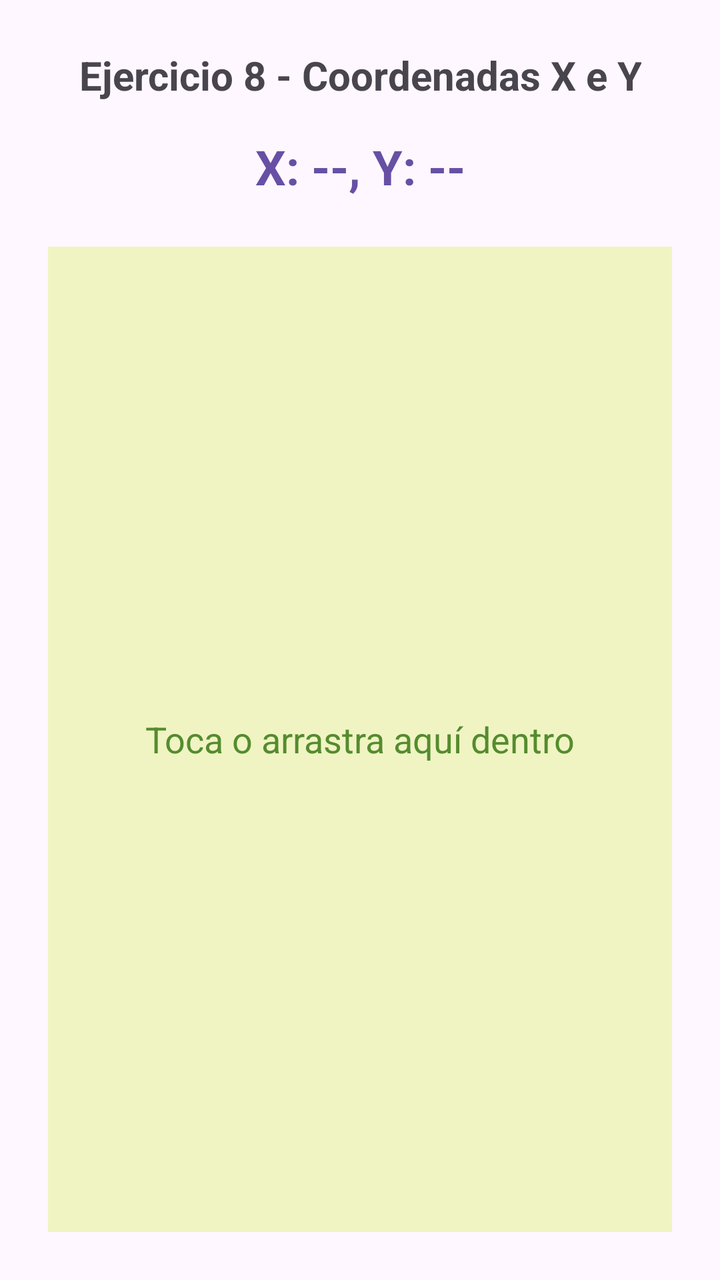
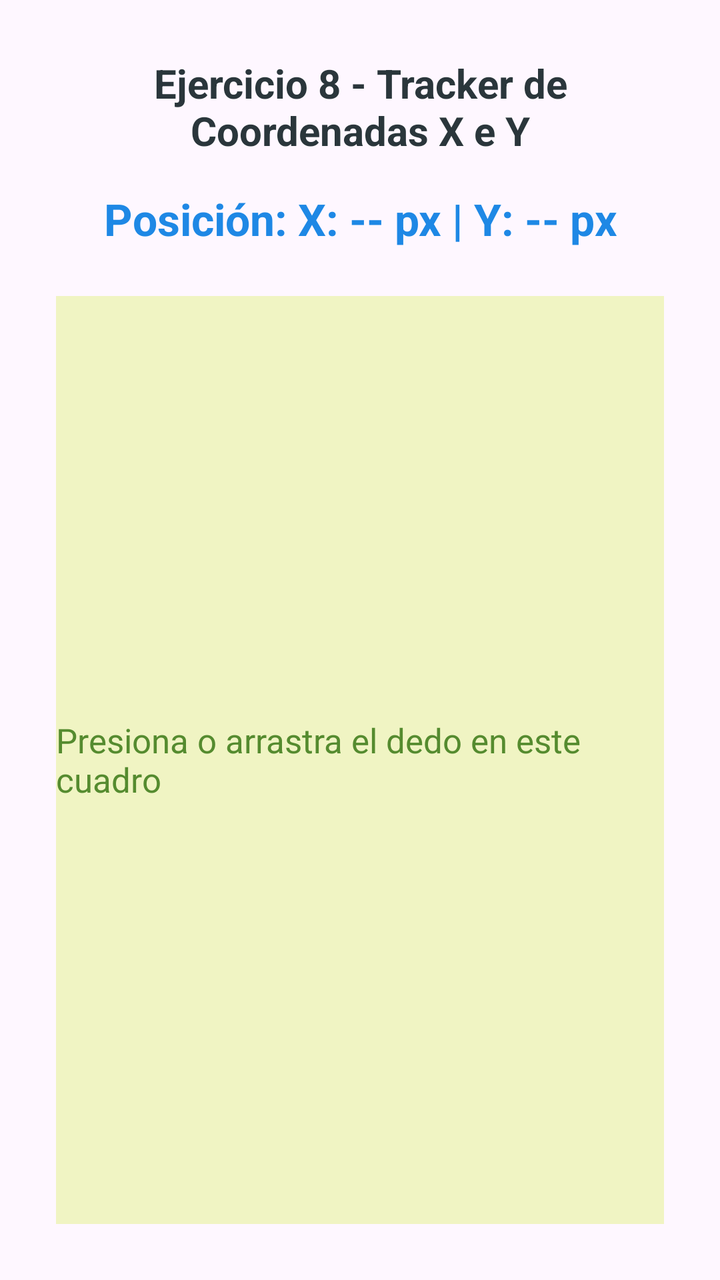

Screens rendered from an Android XML layout before and after an edit, with the pre-edit source and the edit as a unified diff.
<!-- AndroidManifest.xml: application theme Theme.Actividad6 -->
<!-- res/layout/activity_ejercicio8.xml -->
<?xml version="1.0" encoding="utf-8"?>
<LinearLayout xmlns:android="http://schemas.android.com/apk/res/android"
    xmlns:tools="http://schemas.android.com/tools"
    android:id="@+id/main"
    android:layout_width="match_parent"
    android:layout_height="match_parent"
    android:orientation="vertical"
    android:padding="24dp"
    android:gravity="center_horizontal"
    tools:context=".ejercicios.ejercicio8.Ejercicio8Activity">

    <TextView
        android:id="@+id/tvHeader"
        android:layout_width="wrap_content"
        android:layout_height="wrap_content"
        android:text="Ejercicio 8 - Coordenadas X e Y"
        android:textSize="20sp"
        android:textStyle="bold"
        android:textAlignment="center"
        android:layout_marginBottom="16dp" />

    <TextView
        android:id="@+id/tvCoordenadas"
        android:layout_width="match_parent"
        android:layout_height="wrap_content"
        android:text="X: --, Y: --"
        android:textSize="24sp"
        android:textStyle="bold"
        android:textColor="?attr/colorPrimary"
        android:textAlignment="center"
        android:layout_marginBottom="24dp" />

    <FrameLayout
        android:id="@+id/touchArea"
        android:layout_width="match_parent"
        android:layout_height="0dp"
        android:layout_weight="1"
        android:background="#F0F4C3"
        android:clickable="true"
        android:focusable="true">

        <TextView
            android:layout_width="wrap_content"
            android:layout_height="wrap_content"
            android:layout_gravity="center"
            android:text="Toca o arrastra aquí dentro"
            android:textSize="18sp"
            android:textColor="#558B2F" />

    </FrameLayout>

</LinearLayout>
<!-- resources referenced by this layout -->
<resources>
  <style name="Theme.Actividad6" parent="Base.Theme.Actividad6" />
  <style name="Base.Theme.Actividad6" parent="Theme.Material3.DayNight.NoActionBar">
          
          
      </style>
</resources>

<!-- the commit's change to res/layout/activity_ejercicio8.xml (unified diff, before → after) -->
@@ -5,33 +5,34 @@
     android:layout_width="match_parent"
     android:layout_height="match_parent"
     android:orientation="vertical"
-    android:padding="24dp"
+    android:padding="28dp"
     android:gravity="center_horizontal"
     tools:context=".ejercicios.ejercicio8.Ejercicio8Activity">
 
     <TextView
-        android:id="@+id/tvHeader"
+        android:id="@+id/lblTituloCoordenadas"
         android:layout_width="wrap_content"
         android:layout_height="wrap_content"
-        android:text="Ejercicio 8 - Coordenadas X e Y"
+        android:text="Ejercicio 8 - Tracker de Coordenadas X e Y"
         android:textSize="20sp"
         android:textStyle="bold"
         android:textAlignment="center"
+        android:textColor="@color/primary_color"
         android:layout_marginBottom="16dp" />
 
     <TextView
-        android:id="@+id/tvCoordenadas"
+        android:id="@+id/lblPosicionPointer"
         android:layout_width="match_parent"
         android:layout_height="wrap_content"
-        android:text="X: --, Y: --"
-        android:textSize="24sp"
+        android:text="Posición: X: -- px | Y: -- px"
+        android:textSize="22sp"
         android:textStyle="bold"
-        android:textColor="?attr/colorPrimary"
+        android:textColor="@color/custom_blue"
         android:textAlignment="center"
         android:layout_marginBottom="24dp" />
 
     <FrameLayout
-        android:id="@+id/touchArea"
+        android:id="@+id/panelSuperficieTouch"
         android:layout_width="match_parent"
         android:layout_height="0dp"
         android:layout_weight="1"
@@ -43,8 +44,8 @@
             android:layout_width="wrap_content"
             android:layout_height="wrap_content"
             android:layout_gravity="center"
-            android:text="Toca o arrastra aquí dentro"
-            android:textSize="18sp"
+            android:text="Presiona o arrastra el dedo en este cuadro"
+            android:textSize="17sp"
             android:textColor="#558B2F" />
 
     </FrameLayout>
<!-- resource entries referenced after the edit -->
@@ -1,5 +1,7 @@
 <!-- resources referenced by this layout -->
 <resources>
+  <color name="custom_blue">#1E88E5</color>
+  <color name="primary_color">#2A363B</color>
   <style name="Theme.Actividad6" parent="Base.Theme.Actividad6" />
   <style name="Base.Theme.Actividad6" parent="Theme.Material3.DayNight.NoActionBar">
           
